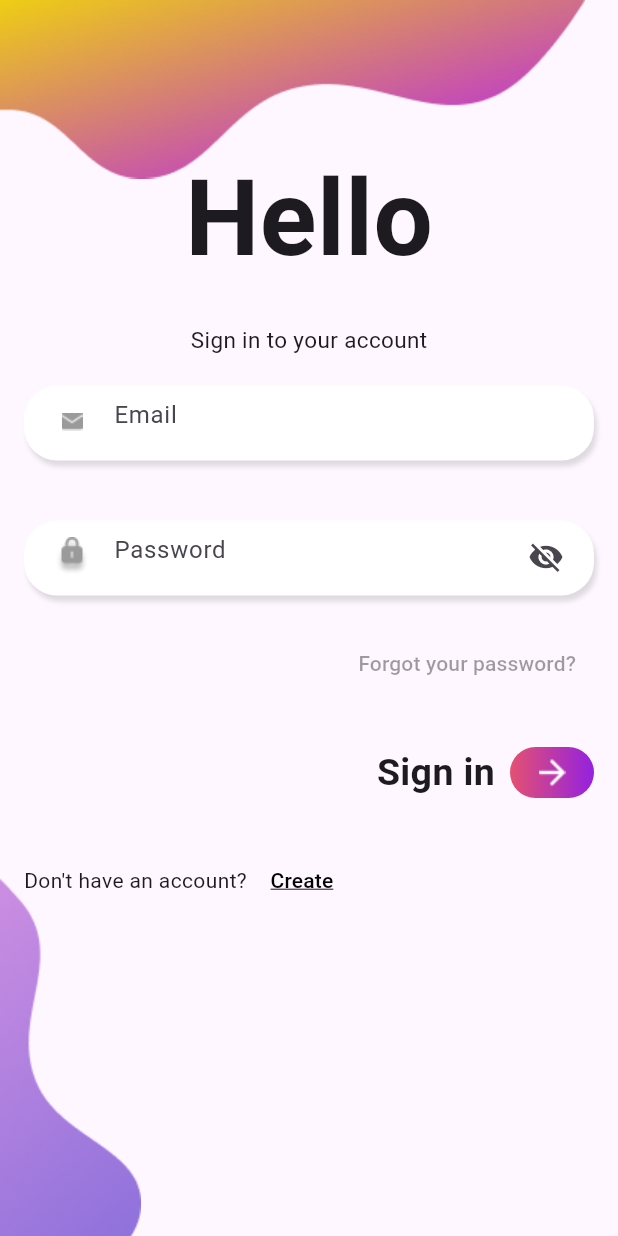
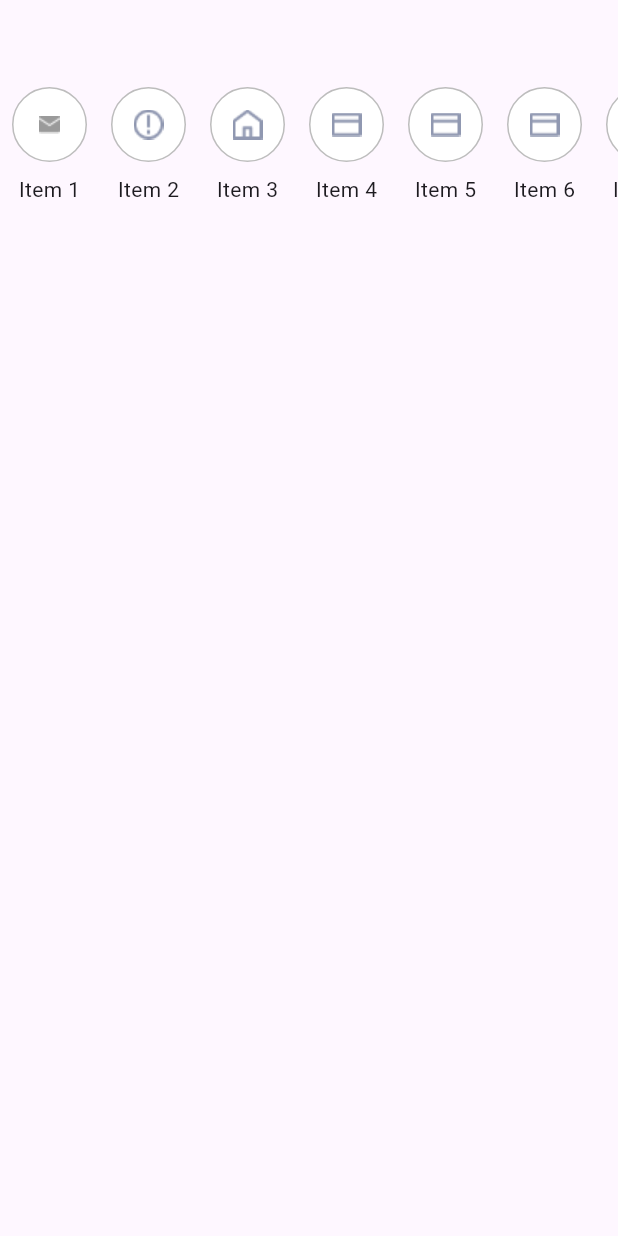
Before and after one commit to BlueSkyy07/demo, a Flutter app: the screen it shows after launch, on a phone screen of 412 x 824 dp. Run offline on Flutter 3.47's test engine with Material 3 defaults, Android fonts, the phone set to English and light mode, and no system bars; our stand-ins replace cloud_firestore, firebase_auth, firebase_core, get; accounts and stored records are empty.

Commit message:
update test

```diff
--- a/lib/main.dart
+++ b/lib/main.dart
@@ -6,6 +6,7 @@ import 'package:demo/auth/mainpage.dart';
 import 'package:demo/pages/myhomepage.dart';
 import 'package:demo/pages/accountprofile_page.dart';
 import 'package:demo/pages/registerpage.dart';
+import 'package:demo/pages/test.dart';
 
 import 'package:firebase_core/firebase_core.dart';
 import 'package:flutter/material.dart';
@@ -33,7 +34,7 @@ class MyApp extends StatelessWidget {
     return GetMaterialApp(
       title: 'Flutter Demo',
       debugShowCheckedModeBanner: false,
-      home: MainPage(),
+      home: TestPage(),
     );
   }
 }
--- /dev/null
+++ b/lib/pages/test.dart
@@ -0,0 +1,129 @@
+import 'package:demo/values/app_assets.dart';
+import 'package:flutter/material.dart';
+
+class TestPage extends StatefulWidget {
+  const TestPage({Key? key}) : super(key: key);
+
+  @override
+  State<TestPage> createState() => _TestPageState();
+}
+
+class _TestPageState extends State<TestPage> {
+  @override
+  Widget build(BuildContext context) {
+    return Scaffold(
+      body: Center(
+        child: Column(
+          children: [
+            SizedBox(
+              height: 50,
+            ),
+            Container(
+              height: 200,
+              width: double.infinity,
+              child: ListView.builder(
+                scrollDirection: Axis.horizontal,
+                itemCount: items.length,
+                itemBuilder: (context, index) {
+                  return Padding(
+                    padding: const EdgeInsets.all(8.0),
+                    child: GestureDetector(
+                      onTap: () {
+                        // Do something when the icon is tapped
+                        items[index].onTap();
+                      },
+                      child: Column(
+                        children: [
+                          Container(
+                            height: 50,
+                            width: 50, // Đặt kích thước hình tròn
+                            decoration: BoxDecoration(
+                              color: Colors.white,
+                              shape: BoxShape.circle,
+                              border:
+                                  Border.all(width: 1, color: Colors.black26),
+                              // boxShadow: [
+                              //   BoxShadow(
+                              //     offset: Offset(2, 4),
+                              //     color: Colors.black12,
+                              //     blurRadius: 2,
+                              //   ),
+                              // ],
+                            ),
+                            child: Image.asset(
+                              items[index].icon,
+                              fit: BoxFit.scaleDown,
+                            ),
+                          ),
+                          SizedBox(height: 8.0),
+                          Text(items[index].name),
+                        ],
+                      ),
+                    ),
+                  );
+                },
+              ),
+            ),
+          ],
+        ),
+      ),
+    );
+  }
+}
+
+class ListItem {
+  final String name;
+  final String icon;
+  VoidCallback onTap;
+  ListItem({required this.name, required this.icon, required this.onTap});
+}
+
+List<ListItem> items = [
+  ListItem(
+    name: 'Item 1',
+    icon: AppAssets.email,
+    onTap: () {},
+  ),
+  ListItem(
+      name: 'Item 2',
+      icon: AppAssets.detail,
+      onTap: () {
+        print('Icon 2 tapped.');
+      }),
+  ListItem(
+      name: 'Item 3',
+      icon: AppAssets.home,
+      onTap: () {
+        print('Icon 2 tapped.');
+      }),
+  ListItem(
+      name: 'Item 4',
+      icon: AppAssets.payment,
+      onTap: () {
+        print('Icon 2 tapped.');
+      }),
+  ListItem(
+      name: 'Item 5',
+      icon: AppAssets.payment,
+      onTap: () {
+        print('Icon 2 tapped.');
+      }),
+  ListItem(
+      name: 'Item 6',
+      icon: AppAssets.payment,
+      onTap: () {
+        print('Icon 2 tapped.');
+      }),
+  ListItem(
+      name: 'Item 7',
+      icon: AppAssets.payment,
+      onTap: () {
+        print('Icon 2 tapped.');
+      }),
+  ListItem(
+      name: 'Item 8',
+      icon: AppAssets.payment,
+      onTap: () {
+        print('Icon 2 tapped.');
+      }),
+];
```
